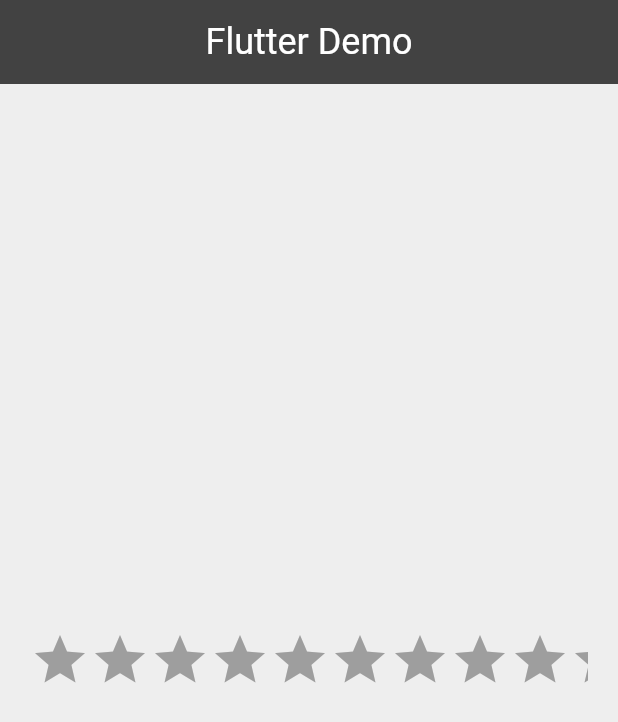
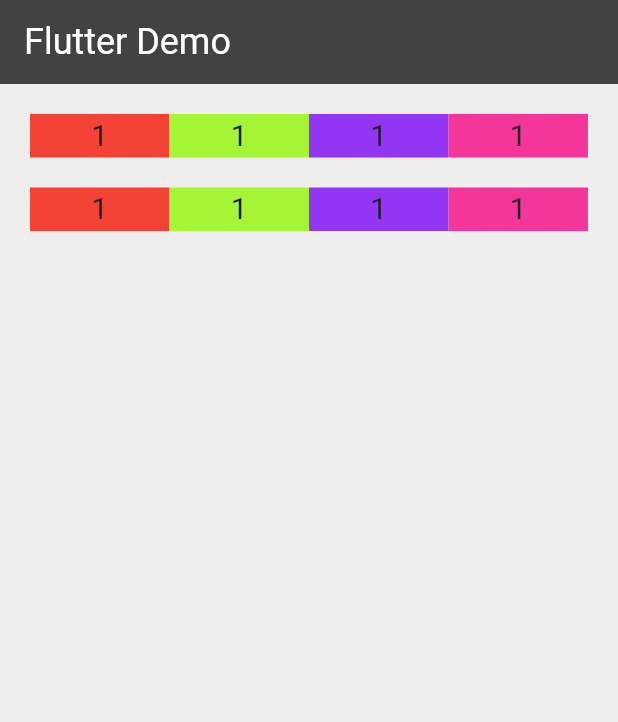
Before and after one commit to moshiurr4766/flutter_application_1, a Flutter app: the screen it shows after launch, on a phone screen of 412 x 824 dp. Shown: the top 722 px of the screen. Run offline on Flutter 3.47's test engine with Material 3 defaults, Android fonts, the phone set to English and light mode, and no system bars; Roboto replaces fonts that are missing (IndieFlower).

Commit message:
Try_Expaned

```diff
--- a/lib/main.dart
+++ b/lib/main.dart
@@ -14,7 +14,6 @@ class MyApp extends StatelessWidget {
         debugShowCheckedModeBanner: false,
         home: Scaffold(
           appBar: AppBar(
-            centerTitle: true,
             title: Text(
               'Flutter Demo',
               style: TextStyle(
@@ -27,81 +26,122 @@ class MyApp extends StatelessWidget {
           ),
           body: Container(
             height: double.infinity,
+            width: double.infinity,
             color: Colors.grey[200],
             padding: EdgeInsets.all(20.0),
-            child: SingleChildScrollView(
-              scrollDirection: Axis.horizontal,
-              child: Row(
-                mainAxisAlignment: MainAxisAlignment.center,
-                crossAxisAlignment: CrossAxisAlignment.center,
+            child: Column(
               children: [
-                  Icon(
-                    Icons.star,
-                    color: Colors.grey,
-                    size: 40.0,
+                Row(
+                  children: [
+                    Expanded(
+                      flex: 3,
+                      child: Container(
+                        color: Colors.red,
+                        child: Text(
+                          "1",
+                          textAlign: TextAlign.center,
+                          style: TextStyle(fontSize: 20.0),
                         ),
-                  Icon(
-                    Icons.star,
-                    color: Colors.grey,
-                    size: 40.0,
                       ),
-                  Icon(
-                    Icons.star,
-                    color: Colors.grey,
-                    size: 40.0,
                     ),
-                  Icon(
-                    Icons.star,
-                    color: Colors.grey,
-                    size: 40.0,
+                    Expanded(
+                      flex: 3,
+                      child: Container(
+                        color: const Color.fromARGB(255, 165, 244, 54),
+                        child: Text(
+                          "1",
+                          textAlign: TextAlign.center,
+                          style: TextStyle(
+                            fontSize: 20.0,
                           ),
-                  Icon(
-                    Icons.star,
-                    color: Colors.grey,
-                    size: 40.0,
                         ),
-                  Icon(
-                    Icons.star,
-                    color: Colors.grey,
-                    size: 40.0,
                       ),
-                  Icon(
-                    Icons.star,
-                    color: Colors.grey,
-                    size: 40.0,
                     ),
-                  Icon(
-                    Icons.star,
-                    color: Colors.grey,
-                    size: 40.0,
+                    Expanded(
+                      flex: 3,
+                      child: Container(
+                        color: const Color.fromARGB(255, 146, 54, 244),
+                        child: Text(
+                          "1",
+                          textAlign: TextAlign.center,
+                          style: TextStyle(
+                            fontSize: 20.0,
                           ),
-                  Icon(
-                    Icons.star,
-                    color: Colors.grey,
-                    size: 40.0,
                         ),
-                  Icon(
-                    Icons.star,
-                    color: Colors.grey,
-                    size: 40.0,
                       ),
-                  Icon(
-                    Icons.star,
-                    color: Colors.grey,
-                    size: 40.0,
                     ),
-                  Icon(
-                    Icons.star,
-                    color: Colors.grey,
-                    size: 40.0,
+                    Expanded(
+                      flex: 3,
+                      child: Container(
+                        color: const Color.fromARGB(255, 244, 54, 155),
+                        child: Text(
+                          "1",
+                          textAlign: TextAlign.center,
+                          style: TextStyle(
+                            fontSize: 20.0,
                           ),
-                  Icon(
-                    Icons.star_border,
-                    color: Colors.grey,
-                    size: 40.0,
+                        ),
+                      ),
                     ),
                   ],
                 ),
+                SizedBox(height: 20.0),
+                Row(
+                  children: [
+                    Expanded(
+                      flex: 3,
+                      child: Container(
+                        color: Colors.red,
+                        child: Text(
+                          "1",
+                          textAlign: TextAlign.center,
+                          style: TextStyle(fontSize: 20.0),
+                        ),
+                      ),
+                    ),
+                    Expanded(
+                      flex: 3,
+                      child: Container(
+                        color: const Color.fromARGB(255, 165, 244, 54),
+                        child: Text(
+                          "1",
+                          textAlign: TextAlign.center,
+                          style: TextStyle(
+                            fontSize: 20.0,
+                          ),
+                        ),
+                      ),
+                    ),
+                    Expanded(
+                      flex: 3,
+                      child: Container(
+                        color: const Color.fromARGB(255, 146, 54, 244),
+                        child: Text(
+                          "1",
+                          textAlign: TextAlign.center,
+                          style: TextStyle(
+                            fontSize: 20.0,
+                          ),
+                        ),
+                      ),
+                    ),
+                    Expanded(
+                      flex: 3,
+                      child: Container(
+                        color: const Color.fromARGB(255, 244, 54, 155),
+                        child: Text(
+                          "1",
+                          textAlign: TextAlign.center,
+                          style: TextStyle(
+                            fontSize: 20.0,
+                          ),
+                        ),
+                      ),
+                    ),
+                  ],
+                ),
+
+              ],
             ),
           ),
           //SizedBox(height: 20.0),
```
Lines whose indentation alone changed are shown as unchanged.
